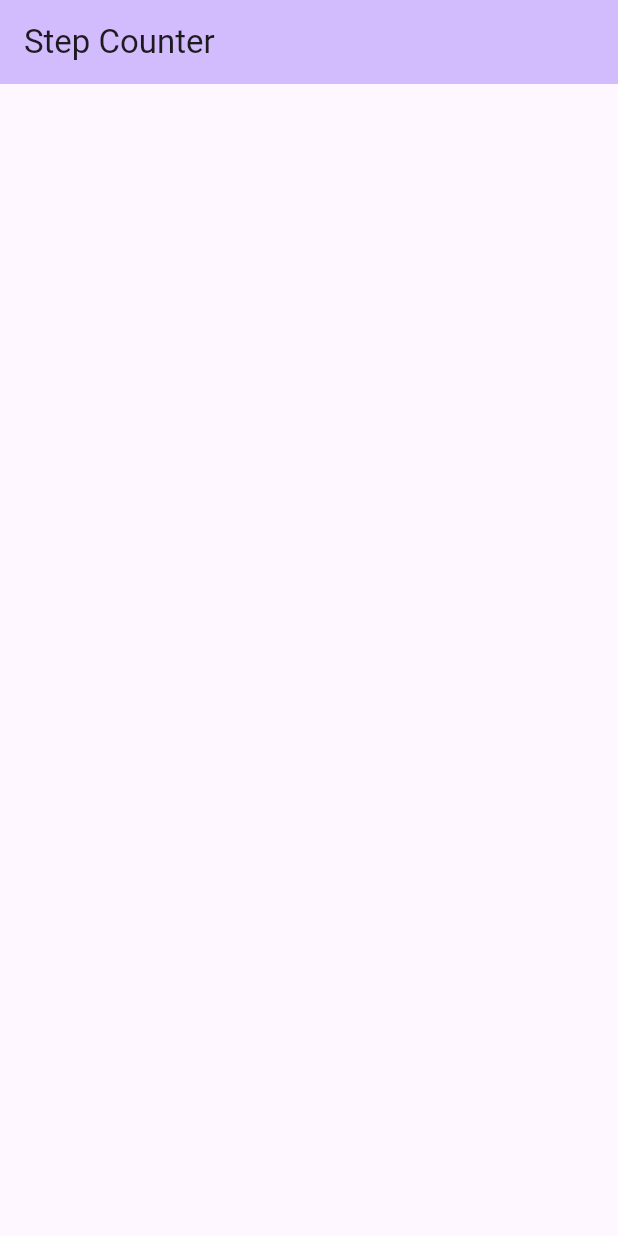
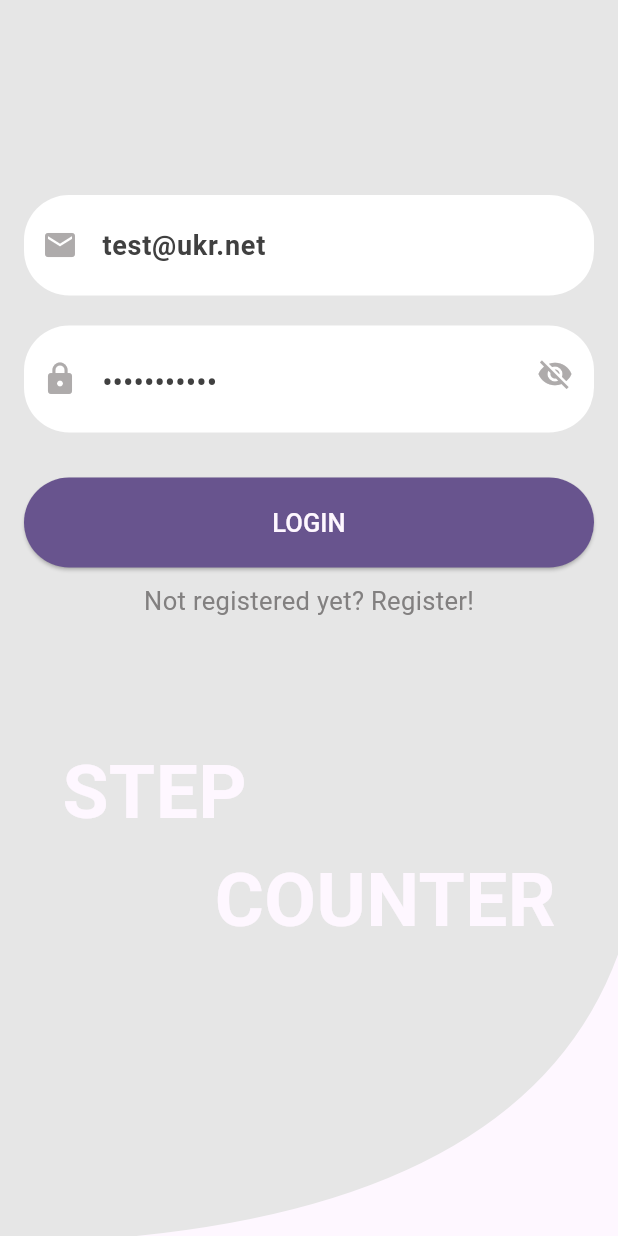
Before and after one commit to Viacheslav12345/step_counter, a Flutter app: the screen it shows after launch, on a phone screen of 412 x 824 dp. Run offline on Flutter 3.47's test engine with Material 2 defaults, Android fonts, the phone set to English and light mode, and no system bars; our stand-ins replace firebase_auth, firebase_core, fluttertoast, get_it; accounts and stored records are empty.

Commit message:
Add auth page
1. Added authorization page with login and password.
2. Added a landing page for choosing a page depending the user is authorized or not.
3. Added sign out button to appBar action.

```diff
--- /dev/null
+++ b/lib/counter_app.dart
@@ -0,0 +1,25 @@
+import 'package:flutter/material.dart';
+import 'package:provider/provider.dart';
+import 'package:step_counter/data/models/person.dart';
+import 'package:step_counter/data/services/auth_service.dart';
+import 'package:step_counter/locator_service.dart';
+import 'package:step_counter/presentation/landing_page.dart';
+
+class CounterApp extends StatelessWidget {
+  const CounterApp({super.key});
+
+  @override
+  Widget build(BuildContext context) {
+    return StreamProvider<Person?>.value(
+        lazy: false,
+        value: sl<AuthService>().currentUser,
+        initialData: null,
+        child: MaterialApp(
+          theme: ThemeData(
+            colorScheme: ColorScheme.fromSeed(seedColor: Colors.deepPurple),
+            useMaterial3: true,
+          ),
+          home: const LandingPage(),
+        ));
+  }
+}
--- a/lib/main.dart
+++ b/lib/main.dart
@@ -1,47 +1,13 @@
 import 'package:flutter/material.dart';
+import 'package:step_counter/counter_app.dart';
+import 'package:step_counter/locator_service.dart' as di;
+import 'package:step_counter/locator_service.dart';
 
-void main() {
-  runApp(const MyApp());
+void main() async {
+  WidgetsFlutterBinding.ensureInitialized();
+  await di.init();
+  await sl.allReady();
+  runApp(
+    const CounterApp(),
+  );
 }
-
-class MyApp extends StatelessWidget {
-  const MyApp({super.key});
-
-  @override
-  Widget build(BuildContext context) {
-    return MaterialApp(
-      theme: ThemeData(
-        colorScheme: ColorScheme.fromSeed(seedColor: Colors.deepPurple),
-        useMaterial3: true,
-      ),
-      home: const MyHomePage(title: 'Step Counter'),
-    );
-  }
-}
-
-class MyHomePage extends StatefulWidget {
-  const MyHomePage({super.key, required this.title});
-
-  final String title;
-
-  @override
-  State<MyHomePage> createState() => _MyHomePageState();
-}
-
-class _MyHomePageState extends State<MyHomePage> {
-  @override
-  Widget build(BuildContext context) {
-    return Scaffold(
-      appBar: AppBar(
-        backgroundColor: Theme.of(context).colorScheme.inversePrimary,
-        title: Text(widget.title),
-      ),
-      body: Center(
-        child: Column(
-          mainAxisAlignment: MainAxisAlignment.center,
-          children: <Widget>[],
-        ),
-      ),
-    );
-  }
-}
--- /dev/null
+++ b/lib/presentation/auth_page/auth_page.dart
@@ -0,0 +1,372 @@
+import 'package:flutter/material.dart';
+import 'package:fluttertoast/fluttertoast.dart';
+import 'package:step_counter/data/services/auth_service.dart';
+
+class AuthPage extends StatefulWidget {
+  final AuthService authService;
+
+  const AuthPage({Key? key, required this.authService}) : super(key: key);
+
+  @override
+  State<AuthPage> createState() => _AuthScreenState();
+}
+
+class _AuthScreenState extends State<AuthPage> {
+  bool showLogin = true;
+
+  final loginTextController = TextEditingController(text: "test@ukr.net");
+  final passwordTextController = TextEditingController(text: "12345qweasd");
+
+  bool _isAuthProgress = false;
+  bool get canStartAuth => !_isAuthProgress;
+  bool get isAuthProgress => _isAuthProgress;
+
+  @override
+  void dispose() {
+    loginTextController.dispose();
+    passwordTextController.dispose();
+    super.dispose();
+  }
+
+  @override
+  Widget build(BuildContext context) {
+    Future<void> auth() async {
+      final _login = loginTextController.text;
+      final _password = passwordTextController.text;
+
+      if (_login.isEmpty || _password.isEmpty) {
+        Fluttertoast.showToast(
+          msg: "Please Enter you Email/Password.",
+          toastLength: Toast.LENGTH_SHORT,
+          gravity: ToastGravity.CENTER,
+          timeInSecForIosWeb: 2,
+          backgroundColor: Theme.of(context).primaryColor,
+          textColor: Colors.white,
+          fontSize: 16.0,
+        );
+        return;
+      }
+      _isAuthProgress = true;
+
+      final user = await widget.authService
+          .signInWithEmailAndPassword(_login.trim(), _password.trim());
+
+      if (user == null) {
+        Fluttertoast.showToast(
+            msg: "Can't SignIn you! Please check you Email/Password.",
+            toastLength: Toast.LENGTH_SHORT,
+            gravity: ToastGravity.CENTER,
+            timeInSecForIosWeb: 2,
+            backgroundColor: Theme.of(context).primaryColor,
+            textColor: Colors.white,
+            fontSize: 16.0);
+      } else {
+        loginTextController.clear();
+        passwordTextController.clear();
+      }
+
+      _isAuthProgress = false;
+    }
+
+    Future<void> register() async {
+      final login = loginTextController.text;
+      final password = passwordTextController.text;
+
+      if (login.isEmpty || password.isEmpty) {
+        Fluttertoast.showToast(
+          msg: "Please Enter you Email/Password.",
+          toastLength: Toast.LENGTH_SHORT,
+          gravity: ToastGravity.CENTER,
+          timeInSecForIosWeb: 2,
+          backgroundColor: Theme.of(context).primaryColor,
+          textColor: Colors.white,
+          fontSize: 16.0,
+        );
+
+        return;
+      }
+      _isAuthProgress = true;
+
+      final user = await widget.authService.signUpWithEmailAndPassword(
+          login.toString().trim(), password.toString().trim());
+
+      if (user == null) {
+        Fluttertoast.showToast(
+            msg: "Can't SignIn you! Please check you Email/Password.",
+            toastLength: Toast.LENGTH_SHORT,
+            gravity: ToastGravity.CENTER,
+            timeInSecForIosWeb: 2,
+            backgroundColor: Theme.of(context).primaryColor,
+            textColor: Colors.white,
+            fontSize: 16.0);
+      } else {
+        loginTextController.clear();
+        passwordTextController.clear();
+      }
+
+      _isAuthProgress = false;
+    }
+
+    Widget button(String text) {
+      return ElevatedButton(
+        onPressed: (text == "LOGIN")
+            ? (canStartAuth == true ? () => auth() : null)
+            : (canStartAuth == true ? () => register() : null),
+        style: ButtonStyle(
+          shape: MaterialStateProperty.all(
+              RoundedRectangleBorder(borderRadius: BorderRadius.circular(30))),
+          backgroundColor:
+              // MaterialStateProperty.all(Colors.black),
+              MaterialStateProperty.all(Theme.of(context).primaryColor),
+          foregroundColor:
+              MaterialStateProperty.all(Theme.of(context).cardColor),
+          textStyle: MaterialStateProperty.all(
+            const TextStyle(fontSize: 17, fontWeight: FontWeight.w500),
+          ),
+          padding: MaterialStateProperty.all(
+              const EdgeInsets.symmetric(horizontal: 30, vertical: 0)),
+        ),
+        child: isAuthProgress == true
+            ? const SizedBox(
+                height: 20,
+                width: 20,
+                child: CircularProgressIndicator(
+                  color: Colors.white60,
+                  strokeWidth: 2,
+                ))
+            : Text(text),
+      );
+    }
+
+    Widget form(String label) {
+      return Column(
+        crossAxisAlignment: CrossAxisAlignment.start,
+        children: [
+          const SizedBox(height: 110),
+          InputTextFieldAuth(
+            icon: const Icon(Icons.email),
+            hint: "EMAIL",
+            controller: loginTextController,
+            obscure: false,
+          ),
+          const SizedBox(height: 20),
+          InputTextFieldAuth(
+            icon: const Icon(Icons.lock),
+            hint: "PASSWORD",
+            controller: passwordTextController,
+            obscure: true,
+          ),
+          const SizedBox(height: 30),
+          SizedBox(
+            height: 60,
+            width: MediaQuery.of(context).size.width,
+            child: button(label),
+          ),
+        ],
+      );
+    }
+
+    Widget logo() {
+      return Text(
+        '''STEP
+        COUNTER''',
+        // textAlign: TextAlign.center,
+        style: TextStyle(
+            color: Theme.of(context).cardColor,
+            fontSize: 50,
+            fontWeight: FontWeight.w700),
+      );
+    }
+
+    Widget bottomWave() {
+      return Expanded(
+          child: Align(
+        alignment: Alignment.bottomCenter,
+        child: ClipPath(
+          clipper: BottomWaveClipper(),
+          child: Container(
+            color: Theme.of(context).cardColor,
+            height: 300,
+          ),
+        ),
+      ));
+    }
+
+    return Scaffold(
+      backgroundColor: const Color(0xFFe6e6e6),
+      resizeToAvoidBottomInset: false,
+      body: Column(
+        children: [
+          (showLogin
+              ? Padding(
+                  padding:
+                      const EdgeInsets.symmetric(horizontal: 16, vertical: 20),
+                  child: Column(
+                    children: [
+                      form("LOGIN"),
+                      Padding(
+                        padding: const EdgeInsets.all(10.0),
+                        child: GestureDetector(
+                          child: const Text('Not registered yet? Register!',
+                              style: TextStyle(
+                                  fontSize: 17,
+                                  color: Color.fromARGB(255, 130, 128, 128))),
+                          onTap: () {
+                            setState(() {
+                              showLogin = false;
+                            });
+                          },
+                        ),
+                      ),
+                    ],
+                  ),
+                )
+              : Padding(
+                  padding:
+                      const EdgeInsets.symmetric(horizontal: 16, vertical: 20),
+                  child: Column(
+                    children: [
+                      form("REGISTER"),
+                      Padding(
+                        padding: const EdgeInsets.all(10.0),
+                        child: GestureDetector(
+                          child: const Text(
+                            'Already registered? Login!',
+                            style: TextStyle(
+                              fontSize: 17,
+                              color: Color.fromARGB(255, 130, 128, 128),
+                            ),
+                          ),
+                          onTap: () {
+                            setState(() {
+                              showLogin = true;
+                            });
+                          },
+                        ),
+                      ),
+                    ],
+                  ),
+                )),
+          const SizedBox(height: 50),
+          logo(),
+          bottomWave(),
+        ],
+      ),
+    );
+  }
+}
+
+class InputTextFieldAuth extends StatefulWidget {
+  final Icon icon;
+  final String hint;
+  final TextEditingController controller;
+  final bool obscure;
+
+  const InputTextFieldAuth({
+    Key? key,
+    required this.icon,
+    required this.hint,
+    required this.controller,
+    required this.obscure,
+  }) : super(key: key);
+
+  @override
+  State<InputTextFieldAuth> createState() => _InputTextFieldAuthState();
+}
+
+class _InputTextFieldAuthState extends State<InputTextFieldAuth> {
+  bool _isHiddenPassword = true;
+  @override
+  void initState() {
+    _isHiddenPassword = !widget.obscure;
+    super.initState();
+  }
+
+  void toglePasswordView() {
+    setState(() {
+      _isHiddenPassword = !_isHiddenPassword;
+    });
+  }
+
+  @override
+  Widget build(BuildContext context) {
+    return TextField(
+      controller: widget.controller,
+      obscureText:
+          (widget.hint == 'PASSWORD') ? !_isHiddenPassword : widget.obscure,
+      style: const TextStyle(
+        fontSize: 18,
+        color: Color(0xFF404040),
+        fontWeight: FontWeight.w600,
+      ),
+      decoration: InputDecoration(
+        suffix: (widget.hint == 'PASSWORD')
+            ? InkWell(
+                onTap: toglePasswordView,
+                child: Icon(
+                  _isHiddenPassword ? Icons.visibility : Icons.visibility_off,
+                  color: const Color.fromARGB(255, 174, 171, 171),
+                ),
+              )
+            : null,
+        filled: true,
+        fillColor: Colors.white,
+        isCollapsed: true,
+        contentPadding:
+            const EdgeInsets.symmetric(horizontal: 10, vertical: 20),
+        prefixIcon: Padding(
+          padding: const EdgeInsets.only(left: 10, right: 10),
+          child: IconTheme(
+            data: const IconThemeData(
+              color: Color.fromARGB(255, 174, 171, 171),
+            ),
+            child: widget.icon,
+          ),
+        ),
+        hintText: widget.hint,
+        hintStyle: const TextStyle(
+          fontSize: 17,
+          color: Color.fromARGB(255, 174, 171, 171),
+        ),
+        border: const OutlineInputBorder(
+            borderRadius: BorderRadius.all(Radius.circular(30)),
+            borderSide: BorderSide.none),
+        focusedBorder: OutlineInputBorder(
+          borderRadius: const BorderRadius.all(Radius.circular(30)),
+          borderSide: BorderSide(
+            color: Theme.of(context).cardColor,
+            style: BorderStyle.solid,
+            width: 2,
+          ),
+        ),
+      ),
+    );
+  }
+}
+
+class BottomWaveClipper extends CustomClipper<Path> {
+  @override
+  Path getClip(Size size) {
+    var path = Path();
+
+    path.moveTo(size.width, 0.0);
+    path.lineTo(size.width, size.height);
+    path.lineTo(0.0, size.height);
+    path.lineTo(0.0, size.height + 5);
+
+    var secondControlPoint = Offset(size.width - (size.width / 6), size.height);
+    var secondEndPoint = Offset(size.width, 0.0);
+
+    path.quadraticBezierTo(secondControlPoint.dx, secondControlPoint.dy,
+        secondEndPoint.dx, secondEndPoint.dy);
+
+    path.close();
+
+    return path;
+  }
+
+  @override
+  bool shouldReclip(CustomClipper<Path> oldClipper) {
+    return false;
+  }
+}
--- /dev/null
+++ b/lib/presentation/landing_page.dart
@@ -0,0 +1,20 @@
+import 'package:flutter/material.dart';
+import 'package:provider/provider.dart';
+import 'package:step_counter/data/models/person.dart';
+import 'package:step_counter/data/services/auth_service.dart';
+import 'package:step_counter/locator_service.dart';
+import 'package:step_counter/presentation/auth_page/auth_page.dart';
+import 'package:step_counter/presentation/home_page/home_page.dart';
+
+class LandingPage extends StatelessWidget {
+  const LandingPage({Key? key}) : super(key: key);
+
+  @override
+  Widget build(BuildContext context) {
+    Person? user = Provider.of<Person?>(context);
+    bool isLoggedIn = user != null;
+    return isLoggedIn
+        ? const HomePage()
+        : AuthPage(authService: sl<AuthService>());
+  }
+}
--- a/pubspec.yaml
+++ b/pubspec.yaml
@@ -39,6 +39,8 @@ dependencies:
   firebase_auth: ^4.10.0
   cloud_firestore: ^4.9.2
   get_it: ^7.6.4
+  fluttertoast: ^8.2.2
+  provider: ^6.0.5
 
 dev_dependencies:
   flutter_test:
```
Also changed, not shown: lib/locator_service.dart (+20 -0 lines), lib/presentation/home_page/home_page.dart (added, +45 -0 lines), lib/presentation/home_page.dart (deleted), pubspec.lock, 2 other files.
